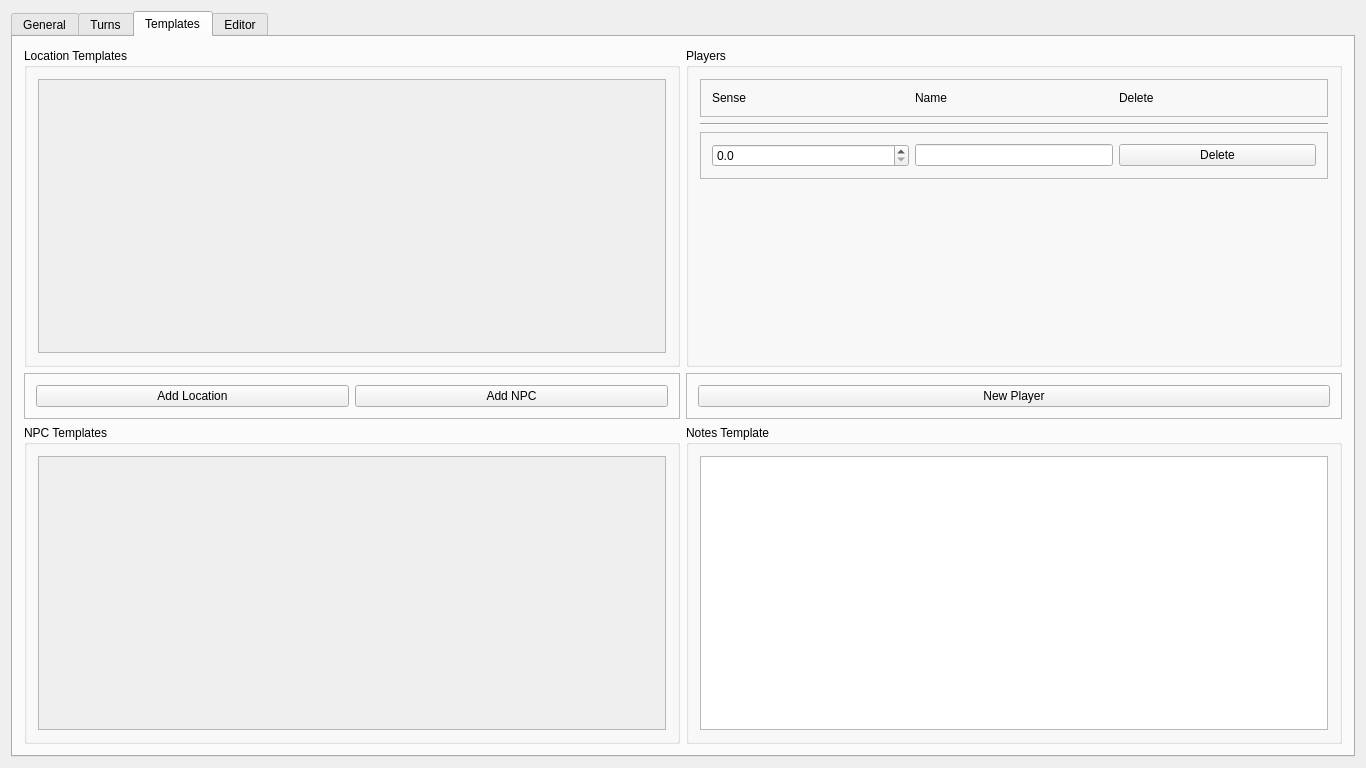
Before: the Qt Designer form src/mainwindow.ui in zobin8/talented-gm, drawn with Qt 5.
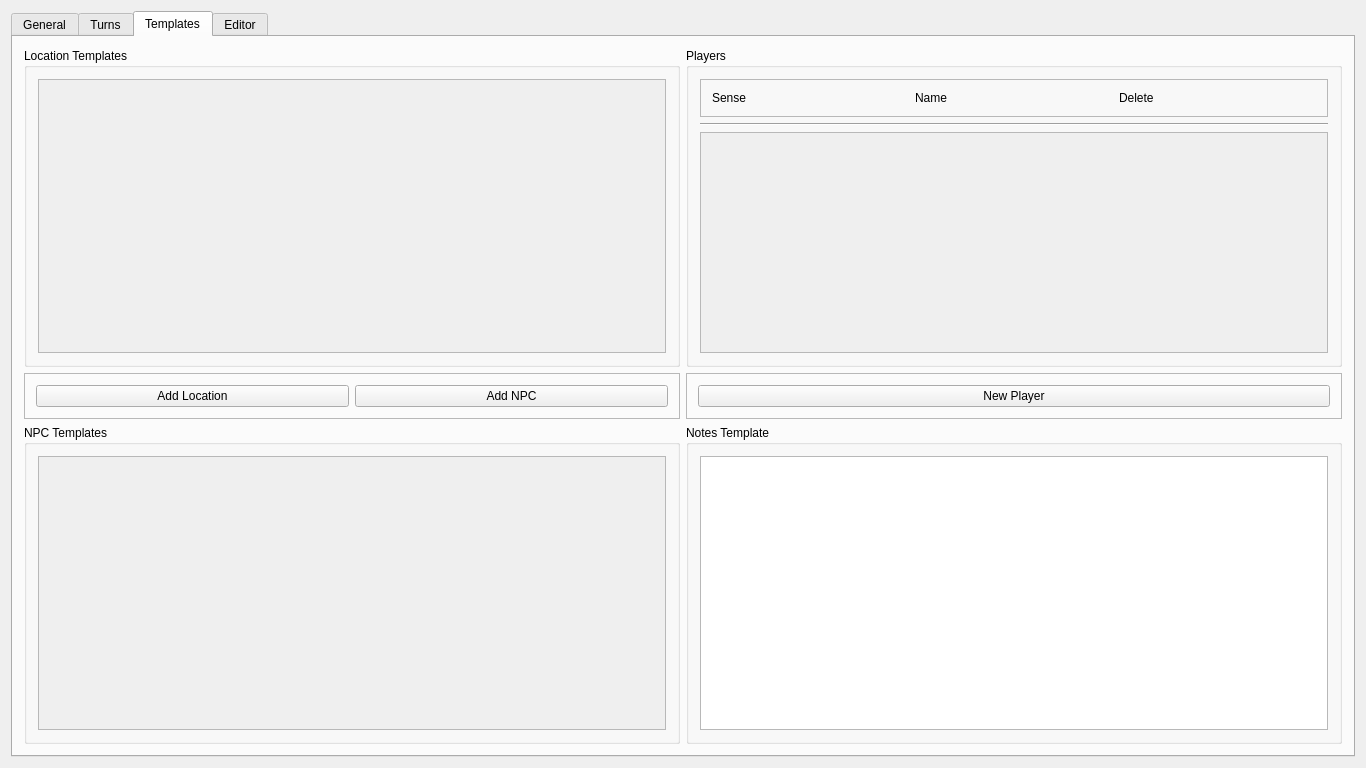
After: the same form once the commit is applied.

Commit message: Added players to templates  * Players can now be added as a template for the initiative window.  * They can also be deleted.  * Note that this is not full tracking of all player stats, skills, etc. It is only a name and a sense value for use in initiative.

What changed in the file:
```diff
--- a/src/mainwindow.ui
+++ b/src/mainwindow.ui
@@ -894,78 +894,29 @@
             </widget>
            </item>
            <item>
-            <widget class="QFrame" name="frame_7">
+            <widget class="QScrollArea" name="scrollArea_6">
              <property name="sizePolicy">
-              <sizepolicy hsizetype="Preferred" vsizetype="Fixed">
+              <sizepolicy hsizetype="Preferred" vsizetype="Expanding">
                <horstretch>0</horstretch>
                <verstretch>0</verstretch>
               </sizepolicy>
              </property>
-             <property name="frameShape">
-              <enum>QFrame::StyledPanel</enum>
+             <property name="widgetResizable">
+              <bool>true</bool>
              </property>
-             <property name="frameShadow">
-              <enum>QFrame::Raised</enum>
-             </property>
-             <layout class="QHBoxLayout" name="horizontalLayout_12">
-              <item>
-               <widget class="QDoubleSpinBox" name="doubleSpinBox_2">
-                <property name="sizePolicy">
-                 <sizepolicy hsizetype="Preferred" vsizetype="Fixed">
-                  <horstretch>0</horstretch>
-                  <verstretch>0</verstretch>
-                 </sizepolicy>
-                </property>
-                <property name="decimals">
-                 <number>1</number>
-                </property>
-                <property name="minimum">
-                 <double>0.000000000000000</double>
-                </property>
-               </widget>
-              </item>
-              <item>
-               <widget class="QLineEdit" name="lineEdit">
-                <property name="sizePolicy">
-                 <sizepolicy hsizetype="Preferred" vsizetype="Fixed">
-                  <horstretch>0</horstretch>
-                  <verstretch>0</verstretch>
-                 </sizepolicy>
-                </property>
-               </widget>
-              </item>
-              <item>
-               <widget class="QPushButton" name="pushButton_7">
-                <property name="sizePolicy">
-                 <sizepolicy hsizetype="Preferred" vsizetype="Fixed">
-                  <horstretch>0</horstretch>
-                  <verstretch>0</verstretch>
-                 </sizepolicy>
-                </property>
-                <property name="text">
-                 <string>Delete</string>
-                </property>
-               </widget>
-              </item>
-             </layout>
+             <widget class="QWidget" name="tempPlayerContents">
+              <property name="geometry">
+               <rect>
+                <x>0</x>
+                <y>0</y>
+                <width>638</width>
+                <height>238</height>
+               </rect>
+              </property>
+              <layout class="QVBoxLayout" name="verticalLayout_22"/>
+             </widget>
             </widget>
            </item>
-           <item>
-            <spacer name="verticalSpacer_4">
-             <property name="orientation">
-              <enum>Qt::Vertical</enum>
-             </property>
-             <property name="sizeType">
-              <enum>QSizePolicy::Expanding</enum>
-             </property>
-             <property name="sizeHint" stdset="0">
-              <size>
-               <width>20</width>
-               <height>40</height>
-              </size>
-             </property>
-            </spacer>
-           </item>
           </layout>
          </widget>
         </item>
```
The commit also changes 16 other files.
